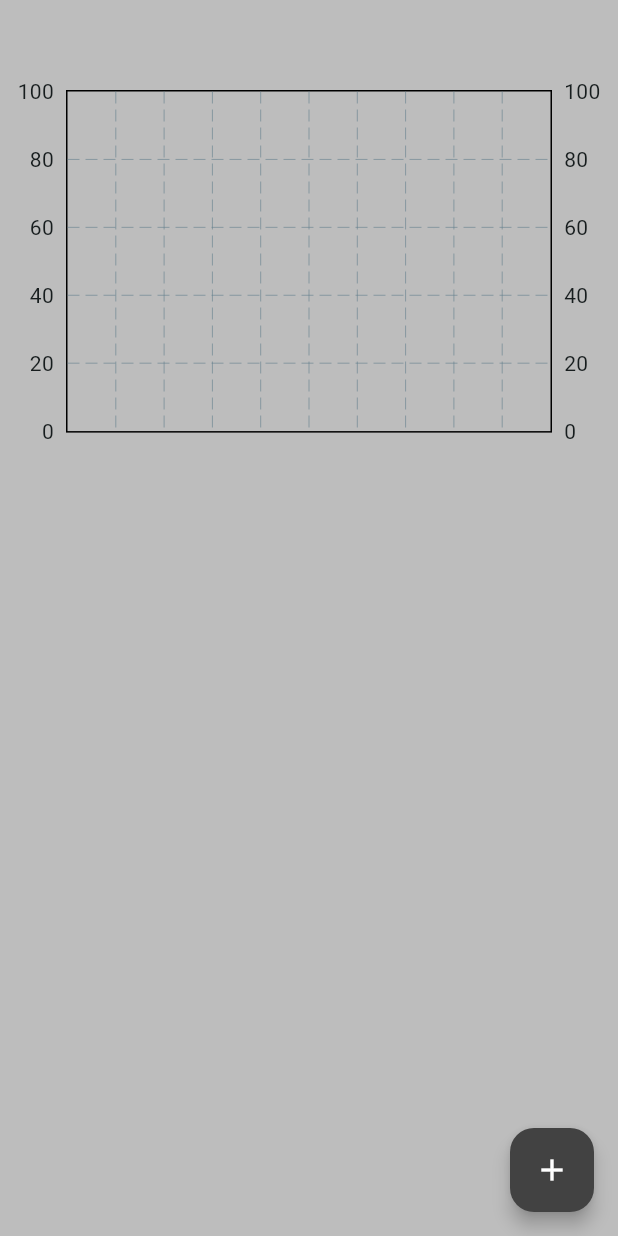
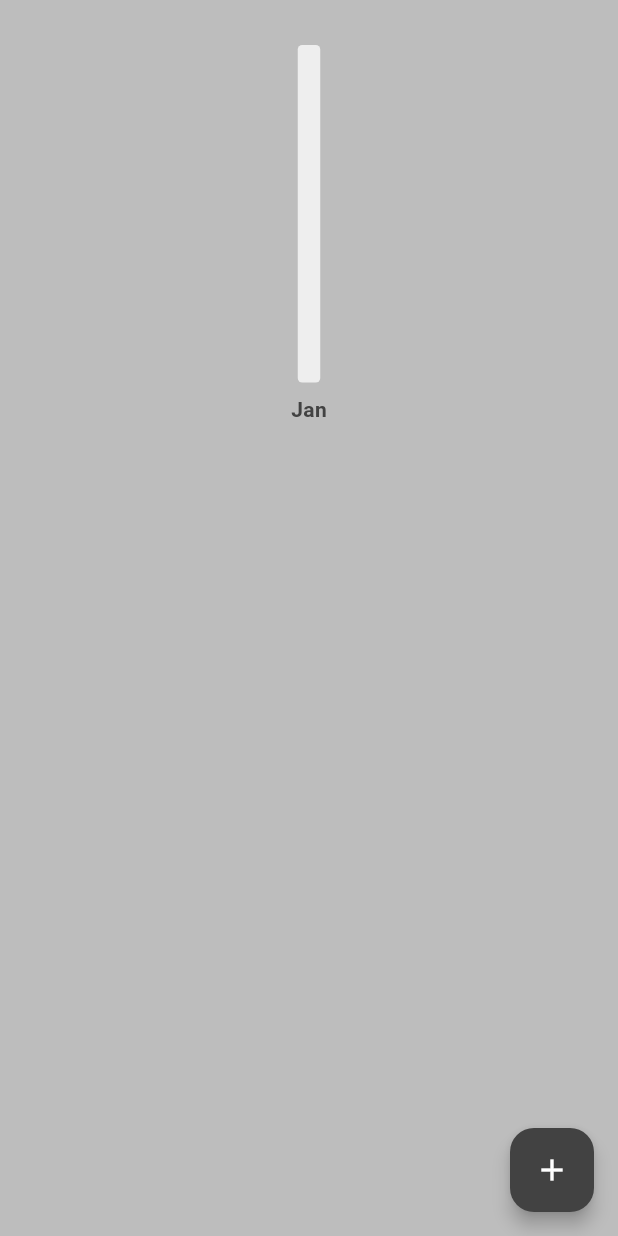
Before and after one commit to lenny1596/expense_tracker_flutter, a Flutter app: the screen it shows after launch, on a phone screen of 412 x 824 dp. Run offline on Flutter 3.47's test engine with Material 3 defaults, Android fonts, the phone set to English and light mode, and no system bars; drawn by our look-alikes of fl_chart; our stand-ins replace flutter_slidable, isar; accounts and stored records are empty; generated files the repository leaves out were written again.

Commit message:
added grid-data to bar graphs, customized the bar's color, added month names to bars.

```diff
--- a/lib/graphs/bar_graph.dart
+++ b/lib/graphs/bar_graph.dart
@@ -33,8 +33,121 @@ class _MyBarGraphState extends State<MyBarGraph> {
 
   @override
   Widget build(BuildContext context) {
-    return BarChart(
-      BarChartData(minY: 0, maxY: 100),
+    // initialize bar data method
+    initializeBarData();
+
+    // bar dimensions
+    double barWidth = 20;
+    double spaceBetweenBars = 15;
+
+    return SingleChildScrollView(
+      scrollDirection: Axis.horizontal,
+      child: SizedBox(
+        width:
+            barWidth * barData.length + spaceBetweenBars * (barData.length - 1),
+        height: 250,
+        child: BarChart(
+          BarChartData(
+            minY: 0,
+            maxY: 200,
+            gridData: const FlGridData(show: false),
+            borderData: FlBorderData(show: false),
+            titlesData: const FlTitlesData(
+              show: true,
+              topTitles: AxisTitles(
+                sideTitles: SideTitles(showTitles: false),
+              ),
+              rightTitles: AxisTitles(
+                sideTitles: SideTitles(showTitles: false),
+              ),
+              bottomTitles: AxisTitles(
+                sideTitles: SideTitles(
+                    showTitles: true,
+                    getTitlesWidget: getBottomTiles,
+                    reservedSize: 25),
+              ),
+              leftTitles: AxisTitles(
+                sideTitles: SideTitles(showTitles: false),
+              ),
+            ),
+            barGroups: barData
+                .map(
+                  (data) => BarChartGroupData(
+                    x: data.x,
+                    barRods: [
+                      BarChartRodData(
+                        toY: data.y,
+                        width: 15.0,
+                        color: Colors.grey.shade800,
+                        borderRadius: BorderRadius.circular(3),
+                        backDrawRodData: BackgroundBarChartRodData(
+                          show: true,
+                          toY: 200,
+                          color: Colors.grey.shade200,
+                        ),
+                      ),
+                    ],
+                  ),
+                )
+                .toList(),
+          ),
+        ),
+      ),
     );
   }
 }
+
+Widget getBottomTiles(double value, TitleMeta meta) {
+  final textStyle = TextStyle(
+      color: Colors.grey.shade800, fontWeight: FontWeight.bold, fontSize: 14);
+
+  String text;
+  switch (value.toInt() % 12) {
+    case 0:
+      text = 'Jan';
+      break;
+    case 1:
+      text = 'Feb';
+      break;
+    case 2:
+      text = 'Mar';
+      break;
+    case 3:
+      text = 'Apr';
+      break;
+    case 4:
+      text = 'May';
+      break;
+    case 5:
+      text = 'Jun';
+      break;
+    case 6:
+      text = 'Jul';
+      break;
+    case 7:
+      text = 'Aug';
+      break;
+    case 8:
+      text = 'Sep';
+      break;
+    case 9:
+      text = 'Oct';
+      break;
+    case 10:
+      text = 'Nov';
+      break;
+    case 11:
+      text = 'Dec';
+      break;
+    default:
+      text = '';
+      break;
+  }
+  return SideTitleWidget(
+    axisSide: meta.axisSide,
+    child: Text(
+      text,
+      style: textStyle,
+    ),
+  );
+}
```
